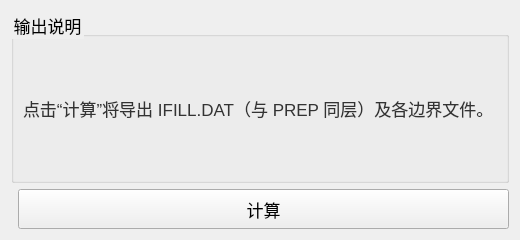
Before: the Qt Designer form plugins/Base_Slover/StressStrainWidget.ui in asd977/base_cae, drawn with Qt 5.
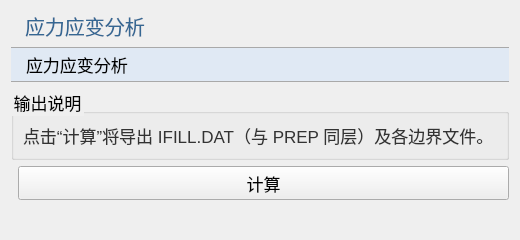
After: the same form once the commit is applied. Icons and pictures are not drawn.

```diff
--- a/plugins/Base_Slover/StressStrainWidget.ui
+++ b/plugins/Base_Slover/StressStrainWidget.ui
@@ -112,6 +112,20 @@
 </string>
   </property>
   <layout class="QVBoxLayout" name="verticalLayout">
+   <item>
+    <widget class="QLabel" name="pageNameLabel">
+     <property name="text">
+      <string>应力应变分析</string>
+     </property>
+    </widget>
+   </item>
+   <item>
+    <widget class="QPushButton" name="pushButton">
+     <property name="text">
+      <string>应力应变分析</string>
+     </property>
+    </widget>
+   </item>
    <item>
     <widget class="QGroupBox" name="groupBoxInfo">
      <property name="title">
@@ -149,6 +163,19 @@
      </item>
     </layout>
    </item>
+   <item>
+    <spacer name="verticalSpacer">
+     <property name="orientation">
+      <enum>Qt::Vertical</enum>
+     </property>
+     <property name="sizeHint" stdset="0">
+      <size>
+       <width>20</width>
+       <height>40</height>
+      </size>
+     </property>
+    </spacer>
+   </item>
   </layout>
  </widget>
  <resources/>
```
